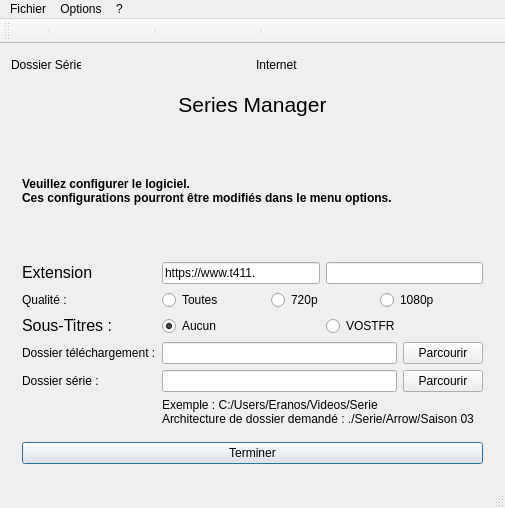
Qt form fenetreprincipale.ui (Eranos31/Series_Manager) before a commit.
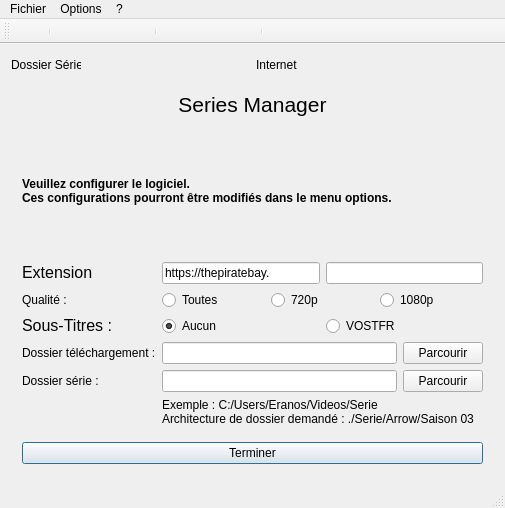
The same form after that commit. The open tabs and pages were chosen to show the change. Icons and pictures are not drawn.

What changed in the file:
```diff
--- a/fenetreprincipale.ui
+++ b/fenetreprincipale.ui
@@ -253,7 +253,7 @@
                  <bool>true</bool>
                 </property>
                 <property name="text">
-                 <string>https://www.t411.</string>
+                 <string>https://thepiratebay.</string>
                 </property>
                 <property name="readOnly">
                  <bool>true</bool>
```
Left out of the diff: 4 changed lines with no effect on the pictures.
